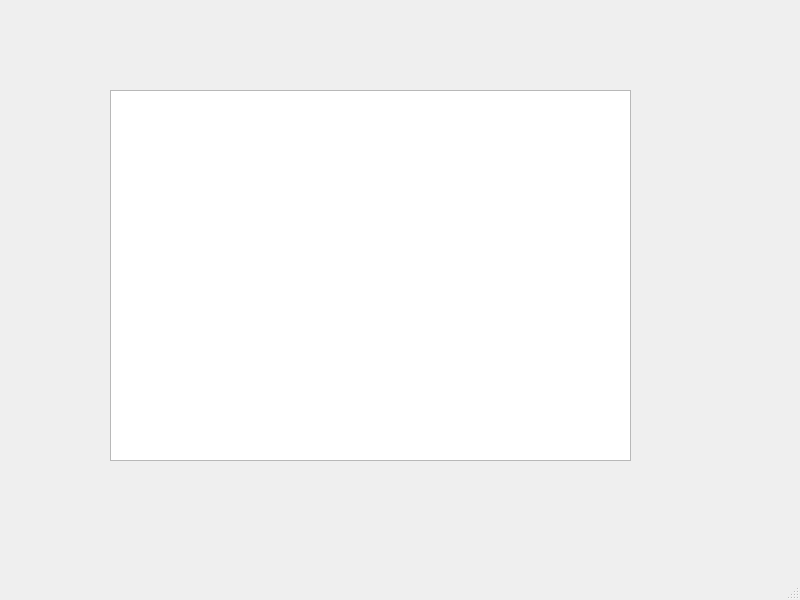
First picture: the form in src/mainwindow.ui, repository paulmthompson/CameraViewer, before the edit.
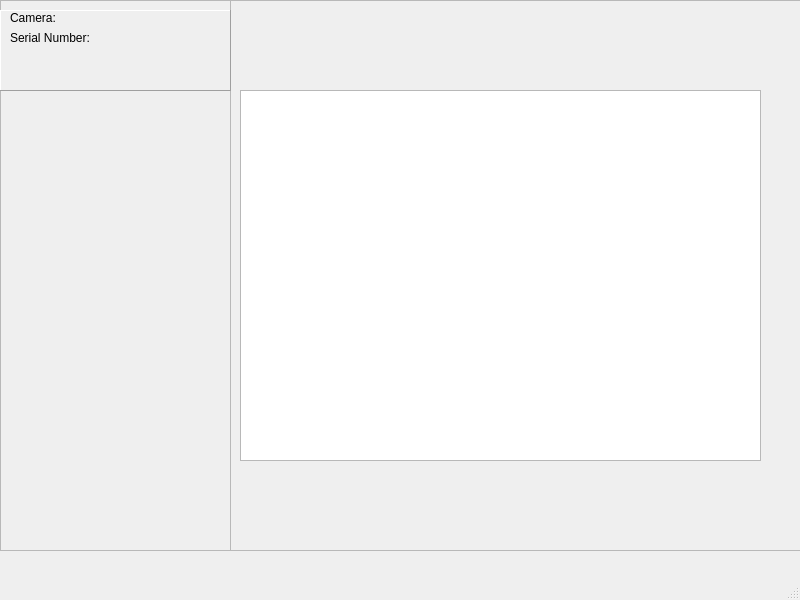
Second picture: the form after the edit.

Commit message: add button to indicate if camera is connected

What changed in the file:
```diff
--- a/src/mainwindow.ui
+++ b/src/mainwindow.ui
@@ -17,7 +17,7 @@
    <widget class="QGraphicsView" name="graphicsView">
     <property name="geometry">
      <rect>
-      <x>110</x>
+      <x>240</x>
       <y>90</y>
       <width>521</width>
       <height>371</height>
@@ -30,6 +30,109 @@
      <enum>Qt::ScrollBarAlwaysOff</enum>
     </property>
    </widget>
+   <widget class="QFrame" name="frame">
+    <property name="geometry">
+     <rect>
+      <x>0</x>
+      <y>0</y>
+      <width>801</width>
+      <height>551</height>
+     </rect>
+    </property>
+    <property name="frameShape">
+     <enum>QFrame::StyledPanel</enum>
+    </property>
+    <property name="frameShadow">
+     <enum>QFrame::Raised</enum>
+    </property>
+    <widget class="QFrame" name="frame_2">
+     <property name="geometry">
+      <rect>
+       <x>0</x>
+       <y>0</y>
+       <width>231</width>
+       <height>551</height>
+      </rect>
+     </property>
+     <property name="frameShape">
+      <enum>QFrame::StyledPanel</enum>
+     </property>
+     <property name="frameShadow">
+      <enum>QFrame::Raised</enum>
+     </property>
+     <widget class="QLabel" name="label">
+      <property name="geometry">
+       <rect>
+        <x>10</x>
+        <y>10</y>
+        <width>49</width>
+        <height>16</height>
+       </rect>
+      </property>
+      <property name="text">
+       <string>Camera: </string>
+      </property>
+     </widget>
+     <widget class="QLabel" name="CameraSerial">
+      <property name="geometry">
+       <rect>
+        <x>120</x>
+        <y>30</y>
+        <width>49</width>
+        <height>16</height>
+       </rect>
+      </property>
+      <property name="text">
+       <string/>
+      </property>
+     </widget>
+     <widget class="QLabel" name="label_2">
+      <property name="geometry">
+       <rect>
+        <x>10</x>
+        <y>30</y>
+        <width>91</width>
+        <height>16</height>
+       </rect>
+      </property>
+      <property name="text">
+       <string>Serial Number:</string>
+      </property>
+     </widget>
+     <widget class="QFrame" name="frame_3">
+      <property name="geometry">
+       <rect>
+        <x>0</x>
+        <y>10</y>
+        <width>231</width>
+        <height>81</height>
+       </rect>
+      </property>
+      <property name="frameShape">
+       <enum>QFrame::Panel</enum>
+      </property>
+      <property name="frameShadow">
+       <enum>QFrame::Raised</enum>
+      </property>
+      <widget class="QGraphicsView" name="graphicsView_2">
+       <property name="geometry">
+        <rect>
+         <x>180</x>
+         <y>10</y>
+         <width>30</width>
+         <height>30</height>
+        </rect>
+       </property>
+       <property name="styleSheet">
+        <string notr="true">background: transparent</string>
+       </property>
+       <property name="frameShape">
+        <enum>QFrame::NoFrame</enum>
+       </property>
+      </widget>
+     </widget>
+    </widget>
+   </widget>
   </widget>
   <widget class="QMenuBar" name="menubar">
    <property name="geometry">
```
The commit also changes 2 other files.
